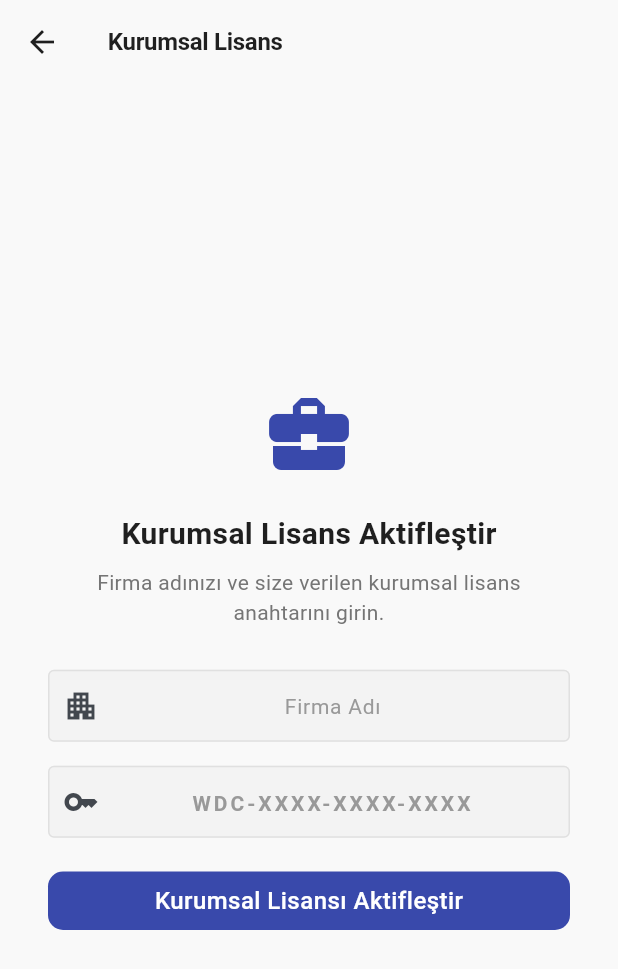
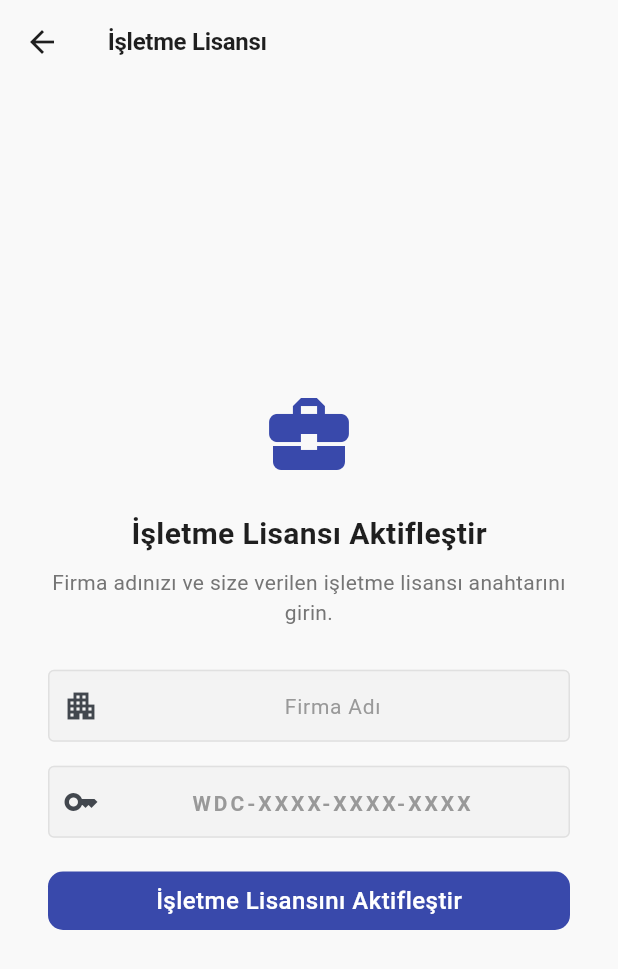
Before and after one commit to uekdesigner/windesign-craft, a Flutter app: the RedeemCorporateKeyScreen screen opened directly, on a phone screen of 412 x 824 dp. Shown: the top 969 px of the screen. Run offline on Flutter 3.47's test engine with Material 3 defaults, Android fonts, the phone set to English and light mode, and no system bars; our stand-ins replace cloud_firestore, cloud_functions, file_picker, firebase_auth, firebase_core, flutter_riverpod and 13 more; missing offline and left inert: excel, google_sign_in_web, in_app_purchase_android; accounts and stored records are empty.

Commit message:
Kurumsal ifadesi kullanici arayuzunde Isletme olarak degistirildi

```diff
--- a/lib/screens/redeem_corporate_key_screen.dart
+++ b/lib/screens/redeem_corporate_key_screen.dart
@@ -34,7 +34,7 @@ class _RedeemCorporateKeyScreenState
       return;
     }
     if (key.isEmpty) {
-      setState(() => _error = 'Kurumsal lisans anahtarını girin.');
+      setState(() => _error = 'İşletme lisansı anahtarını girin.');
       return;
     }
 
@@ -56,7 +56,7 @@ class _RedeemCorporateKeyScreenState
 
       ScaffoldMessenger.of(context).showSnackBar(
         SnackBar(
-          content: Text('Kurumsal lisans aktifleştirildi! $seats koltuk 🎉'),
+          content: Text('İşletme lisansı aktifleştirildi! $seats koltuk 🎉'),
           backgroundColor: Colors.green,
           duration: const Duration(seconds: 3),
         ),
@@ -75,7 +75,7 @@ class _RedeemCorporateKeyScreenState
             break;
           case 'not_corporate_key':
             _error =
-                'Bu anahtar kurumsal değil. Bireysel anahtarlar için "Lisans Anahtarı Gir" ekranını kullanın.';
+                'Bu anahtar işletme lisansı için değil. Bireysel anahtarlar için "Lisans Anahtarı Gir" ekranını kullanın.';
             break;
           default:
             _error = 'Anahtar kullanılamadı: ${e.reason}';
@@ -92,7 +92,7 @@ class _RedeemCorporateKeyScreenState
   @override
   Widget build(BuildContext context) {
     return Scaffold(
-      appBar: AppBar(title: const Text('Kurumsal Lisans')),
+      appBar: AppBar(title: const Text('İşletme Lisansı')),
       body: Center(
         child: SingleChildScrollView(
           padding: const EdgeInsets.all(32),
@@ -106,12 +106,12 @@ class _RedeemCorporateKeyScreenState
               ),
               const SizedBox(height: 20),
               const Text(
-                'Kurumsal Lisans Aktifleştir',
+                'İşletme Lisansı Aktifleştir',
                 style: TextStyle(fontSize: 20, fontWeight: FontWeight.bold),
               ),
               const SizedBox(height: 8),
               Text(
-                'Firma adınızı ve size verilen kurumsal lisans anahtarını girin.',
+                'Firma adınızı ve size verilen işletme lisansı anahtarını girin.',
                 style: TextStyle(fontSize: 14, color: Colors.grey.shade600),
                 textAlign: TextAlign.center,
               ),
@@ -168,7 +168,7 @@ class _RedeemCorporateKeyScreenState
                           ),
                         )
                       : const Text(
-                          'Kurumsal Lisansı Aktifleştir',
+                          'İşletme Lisansını Aktifleştir',
                           style: TextStyle(fontSize: 16),
                         ),
                 ),
--- a/lib/shared/widgets/pending_invites_section.dart
+++ b/lib/shared/widgets/pending_invites_section.dart
@@ -90,7 +90,7 @@ class _PendingInvitesSectionState extends State<PendingInvitesSection> {
                     const SizedBox(width: 10),
                     Expanded(
                       child: Text(
-                        '$orgName sizi kurumsal lisansa davet etti.',
+                        '$orgName sizi işletme lisansına davet etti.',
                         style: const TextStyle(fontSize: 13),
                       ),
                     ),
```
Also changed, not shown: lib/features/settings/settings_page.dart (+100 -3 lines).
